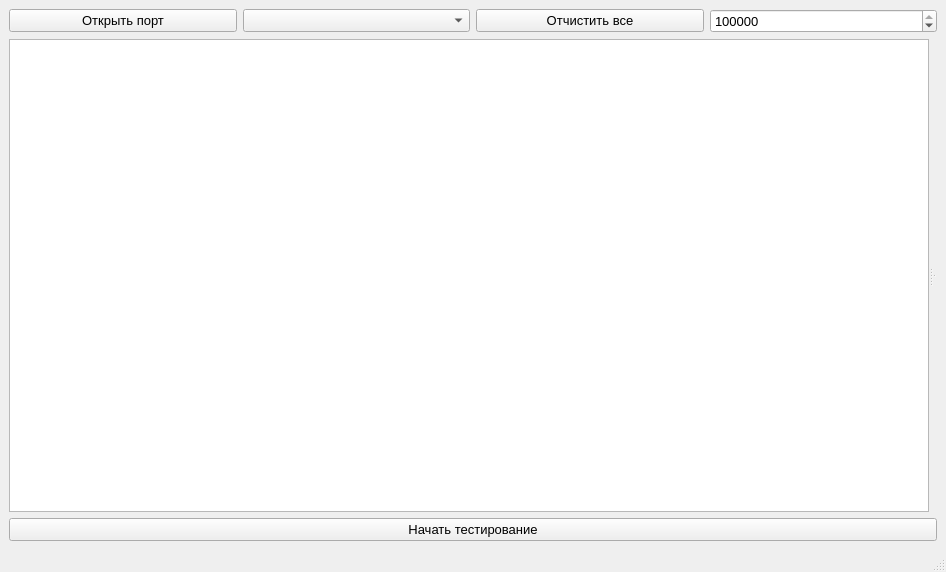
Before: the Qt Designer form PC/mainwindow.ui in Gessan29/Test_Stand_Gas_Analyzer, drawn with Qt 5.
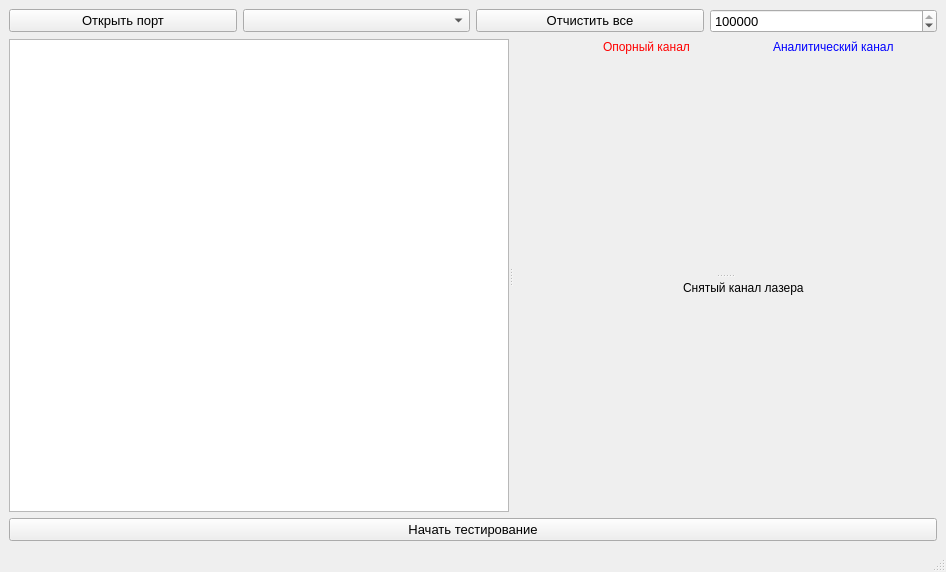
After: the same form once the commit is applied. Custom widgets are drawn as their Qt base class.

Commit message: Обновил gui, теперь графики не нужно перетягивать, уменьшил журнал событий

```diff
--- a/PC/mainwindow.ui
+++ b/PC/mainwindow.ui
@@ -36,9 +36,24 @@
        <enum>Qt::Horizontal</enum>
       </property>
       <widget class="QPlainTextEdit" name="plainTextEdit">
+       <property name="enabled">
+        <bool>true</bool>
+       </property>
+       <property name="sizePolicy">
+        <sizepolicy hsizetype="Preferred" vsizetype="Expanding">
+         <horstretch>0</horstretch>
+         <verstretch>0</verstretch>
+        </sizepolicy>
+       </property>
+       <property name="minimumSize">
+        <size>
+         <width>0</width>
+         <height>0</height>
+        </size>
+       </property>
        <property name="maximumSize">
         <size>
-         <width>15000000</width>
+         <width>500</width>
          <height>16777215</height>
         </size>
        </property>
@@ -52,6 +67,15 @@
        </property>
       </widget>
       <widget class="QSplitter" name="splitter">
+       <property name="enabled">
+        <bool>true</bool>
+       </property>
+       <property name="sizePolicy">
+        <sizepolicy hsizetype="Expanding" vsizetype="Expanding">
+         <horstretch>0</horstretch>
+         <verstretch>0</verstretch>
+        </sizepolicy>
+       </property>
        <property name="orientation">
         <enum>Qt::Vertical</enum>
        </property>
```
Left out of the diff: 120 changed lines with no effect on the pictures.
